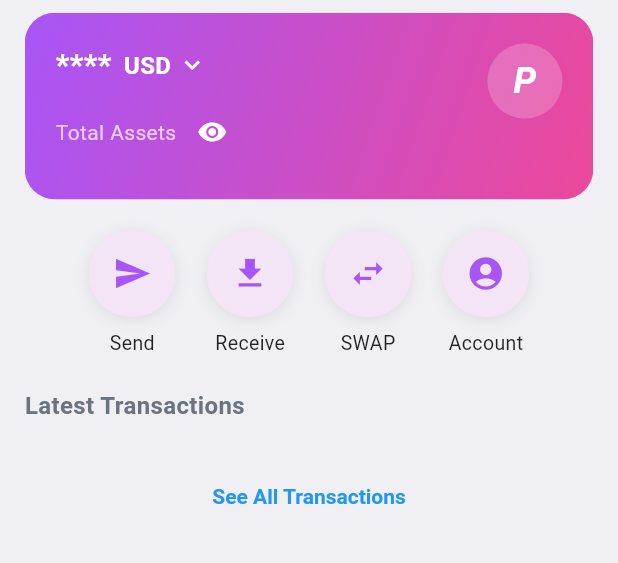
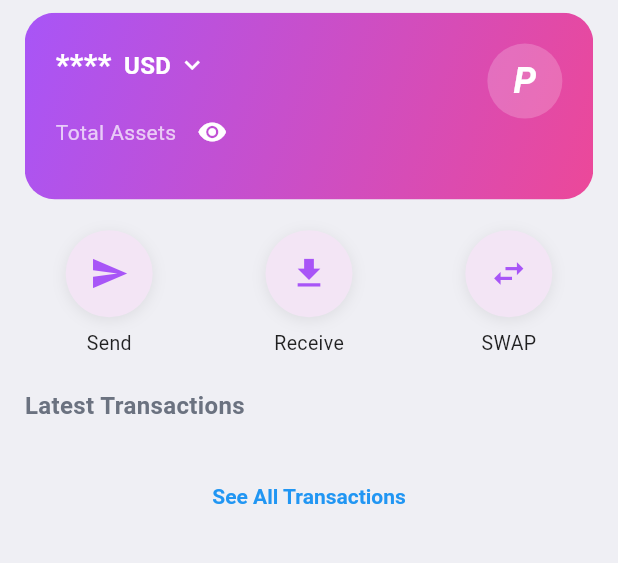
Before and after one commit to zhaohon/comePay, a Flutter app: the HomeScreen screen opened directly, on a phone screen of 412 x 824 dp, the part 96-659 px from its top. Run offline on Flutter 3.47's test engine with Material 3 defaults, Android fonts, the phone set to English and light mode, and no system bars; our stand-ins replace camera, carousel_slider, dio, fl_chart, font_awesome_flutter, get_it and 6 more; missing offline and left inert: flutter_inappwebview, webview_flutter_android, webview_flutter_wkwebview; accounts and stored records are empty; Roboto replaces fonts that are missing (SF Pro Text).

```diff
--- a/lib/views/homes/HomeScreen.dart
+++ b/lib/views/homes/HomeScreen.dart
@@ -286,10 +286,12 @@ class _HomeScreenState extends State<HomeScreen> {
                                 SizedBox(height: screenWidth * 0.05),
                                 LayoutBuilder(
                                   builder: (context, constraints) {
-                                    return Wrap(
+                                    return Row(
                                       spacing: screenWidth * 0.05,
-                                      runSpacing: screenWidth * 0.05,
-                                      alignment: WrapAlignment.spaceAround,
+                                      mainAxisAlignment:
+                                          MainAxisAlignment.spaceAround,
+                                      // runSpacing: screenWidth * 0.05,
+                                      // alignment: WrapAlignment.spaceBetween,
                                       children: [
                                         buildActionIcon(Icons.send,
                                             AppLocalizations.of(context)!.send,
@@ -316,16 +318,16 @@ class _HomeScreenState extends State<HomeScreen> {
                                           Navigator.pushNamed(
                                               context, '/SwapDetailScreen');
                                         }),
-                                        buildActionIcon(
-                                            Icons.account_circle,
-                                            AppLocalizations.of(context)!
-                                                .account, () {
-                                          Navigator.push(
-                                              context,
-                                              MaterialPageRoute(
-                                                  builder: (_) =>
-                                                      WalletScreen()));
-                                        }),
+                                        // buildActionIcon(
+                                        //     Icons.account_circle,
+                                        //     AppLocalizations.of(context)!
+                                        //         .account, () {
+                                        //   Navigator.push(
+                                        //       context,
+                                        //       MaterialPageRoute(
+                                        //           builder: (_) =>
+                                        //               WalletScreen()));
+                                        // }),
                                       ],
                                     );
                                   },
```
Also changed, not shown: 5 other files.
